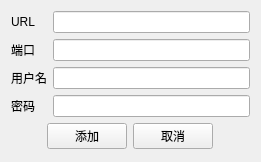
First picture: the form in addproxywidget.ui, repository Xw-oorik/LdSpark, before the edit.
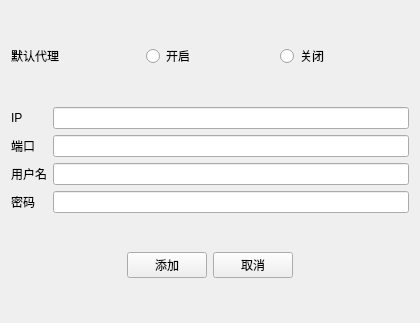
Second picture: the form after the edit.

```diff
--- a/addproxywidget.ui
+++ b/addproxywidget.ui
@@ -6,59 +6,84 @@
    <rect>
     <x>0</x>
     <y>0</y>
-    <width>261</width>
-    <height>162</height>
+    <width>420</width>
+    <height>323</height>
    </rect>
   </property>
   <property name="windowTitle">
    <string>代理</string>
   </property>
-  <layout class="QGridLayout" name="gridLayout_2">
-   <item row="0" column="0">
+  <layout class="QVBoxLayout" name="verticalLayout">
+   <item>
+    <layout class="QHBoxLayout" name="horizontalLayout_2">
+     <item>
+      <widget class="QLabel" name="label_5">
+       <property name="text">
+        <string>默认代理</string>
+       </property>
+      </widget>
+     </item>
+     <item>
+      <widget class="QRadioButton" name="radioButton">
+       <property name="text">
+        <string>开启</string>
+       </property>
+      </widget>
+     </item>
+     <item>
+      <widget class="QRadioButton" name="radioButton_2">
+       <property name="text">
+        <string>关闭</string>
+       </property>
+      </widget>
+     </item>
+    </layout>
+   </item>
+   <item>
     <layout class="QGridLayout" name="gridLayout">
-     <item row="0" column="0">
-      <widget class="QLabel" name="label">
-       <property name="text">
-        <string>URL</string>
-       </property>
-      </widget>
-     </item>
-     <item row="0" column="1">
-      <widget class="QLineEdit" name="_hostname_lineedit"/>
-     </item>
      <item row="1" column="0">
+      <widget class="QLabel" name="label">
+       <property name="text">
+        <string>IP</string>
+       </property>
+      </widget>
+     </item>
+     <item row="3" column="2">
+      <widget class="QLineEdit" name="_username_lineedit"/>
+     </item>
+     <item row="2" column="0">
       <widget class="QLabel" name="label_2">
        <property name="text">
         <string>端口</string>
        </property>
       </widget>
      </item>
-     <item row="1" column="1">
-      <widget class="QLineEdit" name="_port_lineedit"/>
-     </item>
-     <item row="2" column="0">
+     <item row="3" column="0">
       <widget class="QLabel" name="label_3">
        <property name="text">
         <string>用户名</string>
        </property>
       </widget>
      </item>
-     <item row="2" column="1">
-      <widget class="QLineEdit" name="_username_lineedit"/>
+     <item row="4" column="2">
+      <widget class="QLineEdit" name="_password_lineedit"/>
      </item>
-     <item row="3" column="0">
+     <item row="2" column="2">
+      <widget class="QLineEdit" name="_port_lineedit"/>
+     </item>
+     <item row="1" column="2">
+      <widget class="QLineEdit" name="_hostname_lineedit"/>
+     </item>
+     <item row="4" column="0">
       <widget class="QLabel" name="label_4">
        <property name="text">
         <string>密码</string>
        </property>
       </widget>
      </item>
-     <item row="3" column="1">
-      <widget class="QLineEdit" name="_password_lineedit"/>
-     </item>
     </layout>
    </item>
-   <item row="1" column="0">
+   <item>
     <layout class="QHBoxLayout" name="horizontalLayout">
      <item>
       <spacer name="horizontalSpacer">
```
